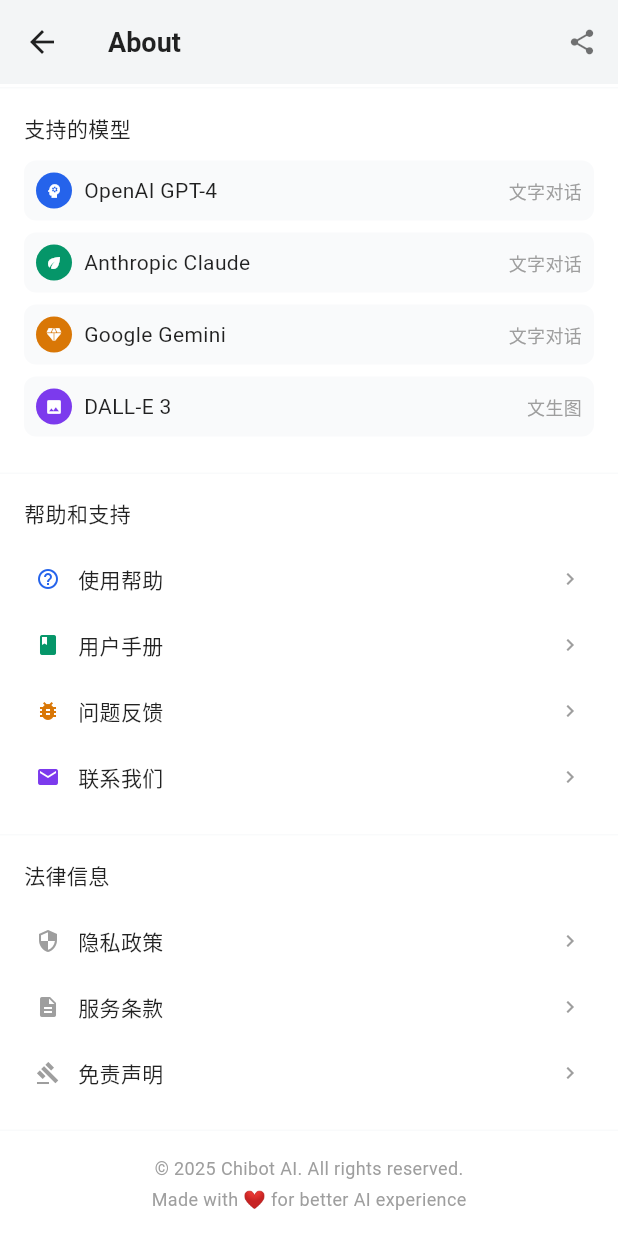
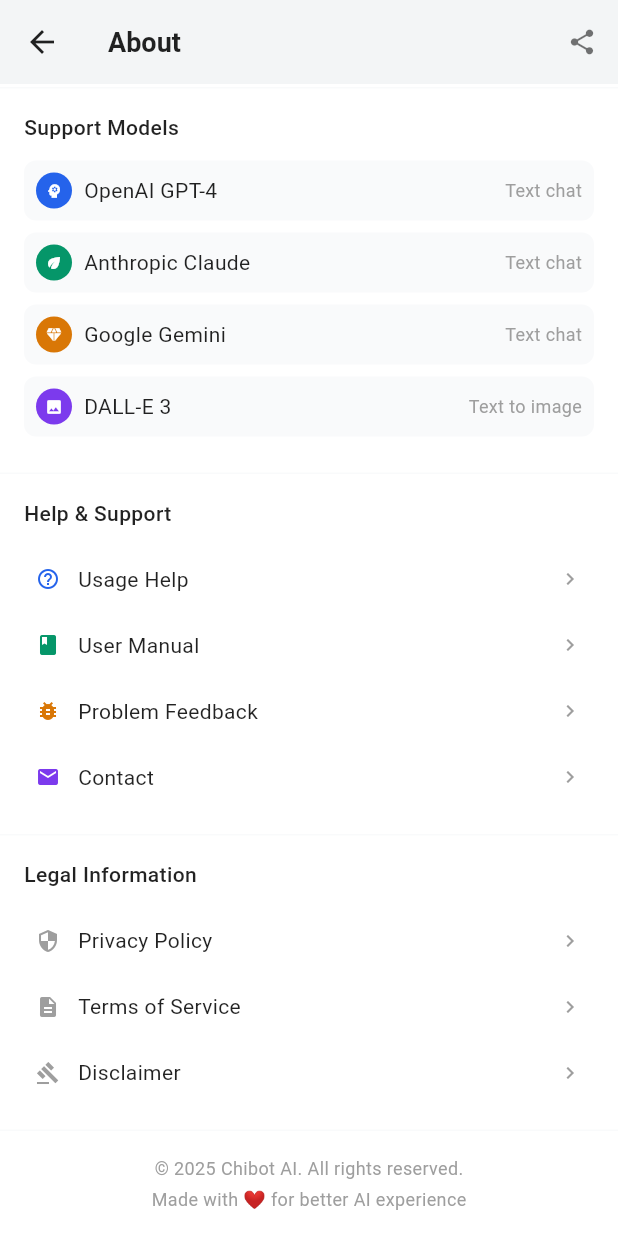
Before and after one commit to mutse/chibot, a Flutter app: the AboutScreen screen opened directly, scrolled down 545 dp, on a phone screen of 412 x 824 dp. Run offline on Flutter 3.47's test engine with Material 3 defaults, Android fonts, the light colour scheme and no system bars; our stand-ins replace device_info_plus, flutter_spinkit, permission_handler, shared_preferences; missing offline and left inert: saver_gallery; accounts and stored records are empty; generated files the repository leaves out were written again.

Commit message:
update the languages files of about page

```diff
--- a/lib/l10n/app_en.arb
+++ b/lib/l10n/app_en.arb
@@ -65,5 +65,19 @@
   "featureImageGen": "Text-to-Image",
   "featureImageGenDesc": "Generate beautiful images from text prompts.",
   "featureFlexible": "Flexible Configuration",
-  "featureFlexibleDesc": "Supports multiple model providers and custom settings."
+  "featureFlexibleDesc": "Supports multiple model providers and custom settings.",
+  "textChat": "Text chat",
+  "textImage": "Text to image",
+  "supportModels": "Support Models",
+  "usageHelp": "Usage Help",
+  "userManual": "User Manual",
+  "problemFeedback": "Problem Feedback",
+  "contact": "Contact",
+  "helpSupport": "Help & Support",
+  "privacyPolicy": "Privacy Policy",
+  "termsService": "Terms of Service",
+  "disclaimer": "Disclaimer",
+  "legalInfo": "Legal Information",
+  "copyright": "© 2025 Chibot AI. All rights reserved.",
+  "vision": "Made with ❤️ for better AI experience"
 }
--- a/lib/l10n/app_zh.arb
+++ b/lib/l10n/app_zh.arb
@@ -51,5 +51,19 @@
   "featureImageGen": "文生图",
   "featureImageGenDesc": "将文字描述转换为精美图片。",
   "featureFlexible": "灵活配置",
-  "featureFlexibleDesc": "支持多种模型提供商和自定义配置。"
+  "featureFlexibleDesc": "支持多种模型提供商和自定义配置。",
+  "textChat": "文字对话",
+  "textImage": "文生图",
+  "supportModels": "支持的模型",
+  "usageHelp": "使用帮助",
+  "userManual": "用户手册",
+  "problemFeedback": "问题反馈",
+  "contact": "联系我们",
+  "helpSupport": "帮助支持",
+  "privacyPolicy": "隐私政策",
+  "termsService": "服务条款",
+  "disclaimer": "免责申明",
+  "legalInfo": "法律信息",
+  "copyright": "© 2025 Chibot AI. 版权所有",
+  "vision": "用 ❤️ 打造更佳 AI 体验"
 }
--- a/lib/screens/about_screen.dart
+++ b/lib/screens/about_screen.dart
@@ -309,28 +309,29 @@
   }
 
   Widget _buildSupportedModelsSection(BuildContext context) {
+    final localizations = AppLocalizations.of(context)!;
     final models = [
       {
         'name': 'OpenAI GPT-4',
-        'type': '文字对话',
+        'type': localizations.textChat,
         'color': const Color(0xFF2563EB),
         'icon': Icons.psychology,
       },
       {
         'name': 'Anthropic Claude',
-        'type': '文字对话',
+        'type': localizations.textChat,
         'color': const Color(0xFF059669),
         'icon': Icons.eco,
       },
       {
         'name': 'Google Gemini',
-        'type': '文字对话',
+        'type': localizations.textChat,
         'color': const Color(0xFFD97706),
         'icon': Icons.diamond,
       },
       {
         'name': 'DALL-E 3',
-        'type': '文生图',
+        'type': localizations.textImage,
         'color': const Color(0xFF7C3AED),
         'icon': Icons.image,
       },
@@ -344,8 +345,8 @@
       child: Column(
         crossAxisAlignment: CrossAxisAlignment.start,
         children: [
-          const Text(
-            '支持的模型',
+          Text(
+            localizations.supportModels,
             style: TextStyle(
               fontSize: 14,
               fontWeight: FontWeight.w500,
@@ -410,16 +411,16 @@
     final helpItems = [
       {
         'icon': Icons.help_outline,
-        'title': '使用帮助',
+        'title': localizations.usageHelp,
         'color': const Color(0xFF2563EB),
       },
-      {'icon': Icons.book, 'title': '用户手册', 'color': const Color(0xFF059669)},
+      {'icon': Icons.book, 'title': localizations.userManual, 'color': const Color(0xFF059669)},
       {
         'icon': Icons.bug_report,
-        'title': '问题反馈',
+        'title': localizations.problemFeedback,
         'color': const Color(0xFFD97706),
       },
-      {'icon': Icons.email, 'title': '联系我们', 'color': const Color(0xFF7C3AED)},
+      {'icon': Icons.email, 'title': localizations.contact, 'color': const Color(0xFF7C3AED)},
     ];
 
     return Container(
@@ -430,8 +431,8 @@
       child: Column(
         crossAxisAlignment: CrossAxisAlignment.start,
         children: [
-          const Text(
-            '帮助和支持',
+          Text(
+            localizations.helpSupport,
             style: TextStyle(
               fontSize: 14,
               fontWeight: FontWeight.w500,
@@ -460,9 +461,9 @@
   Widget _buildLegalSection(BuildContext context) {
     final localizations = AppLocalizations.of(context)!;
     final legalItems = [
-      {'icon': Icons.security, 'title': '隐私政策'},
-      {'icon': Icons.description, 'title': '服务条款'},
-      {'icon': Icons.gavel, 'title': '免责声明'},
+      {'icon': Icons.security, 'title': localizations.privacyPolicy},
+      {'icon': Icons.description, 'title': localizations.termsService},
+      {'icon': Icons.gavel, 'title': localizations.disclaimer},
     ];
 
     return Container(
@@ -473,8 +474,8 @@
       child: Column(
         crossAxisAlignment: CrossAxisAlignment.start,
         children: [
-          const Text(
-            '法律信息',
+          Text(
+            localizations.legalInfo,
             style: TextStyle(
               fontSize: 14,
               fontWeight: FontWeight.w500,
@@ -501,6 +502,7 @@
   }
 
   Widget _buildDevelopmentInfoSection(BuildContext context) {
+    final localizations = AppLocalizations.of(context)!;
     return Container(
       width: double.infinity,
       color: Colors.white,
@@ -508,13 +510,13 @@
       margin: const EdgeInsets.only(top: 1),
       child: Column(
         children: [
-          const Text(
-            '© 2025 Chibot AI. All rights reserved.',
+          Text(
+            localizations.copyright,
             style: TextStyle(fontSize: 12, color: Colors.grey),
           ),
           const SizedBox(height: 4),
-          const Text(
-            'Made with ❤️ for better AI experience',
+          Text(
+            localizations.vision,
             style: TextStyle(fontSize: 12, color: Colors.grey),
           ),
         ],
```
